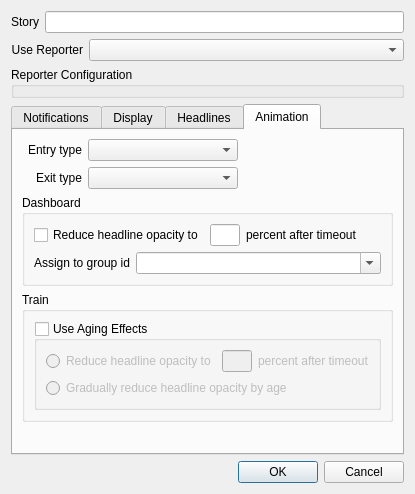
Before: the Qt Designer form addstorydialog.ui in b0bh00d/Newsroom, drawn with Qt 5.
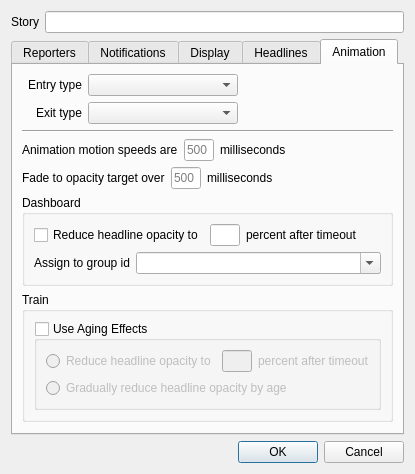
After: the same form once the commit is applied. The open tabs and pages were chosen to show the change. Icons and pictures are not drawn.

Commit message:
- Added the 'multiline' parameter type for multi-line editing of a parameter.
- Added the 'Format' parameter to the TeamCity plug-in, to allow the user to
format the Headline for themselves using keyword subsitutions.

- Added animation and fading time durations to the AddStoryDialog for move user
control.

Diff of the .ui file:
```diff
--- a/addstorydialog.ui
+++ b/addstorydialog.ui
@@ -7,7 +7,7 @@
     <x>0</x>
     <y>0</y>
     <width>386</width>
-    <height>448</height>
+    <height>451</height>
    </rect>
   </property>
   <property name="windowTitle">
@@ -35,6 +35,16 @@
     </layout>
    </item>
    <item>
+    <widget class="QTabWidget" name="tabWidget">
+     <property name="currentIndex">
+      <number>4</number>
+     </property>
+     <widget class="QWidget" name="tab_Reporters">
+      <attribute name="title">
+       <string>Reporters</string>
+      </attribute>
+      <layout class="QVBoxLayout" name="verticalLayout_10">
+       <item>
     <layout class="QHBoxLayout" name="horizontalLayout_6">
      <item>
       <widget class="QLabel" name="label_9">
@@ -71,16 +81,19 @@
    </item>
    <item>
     <widget class="QGroupBox" name="group_ReporterConfig">
+         <property name="sizePolicy">
+          <sizepolicy hsizetype="Expanding" vsizetype="Expanding">
+           <horstretch>0</horstretch>
+           <verstretch>0</verstretch>
+          </sizepolicy>
+         </property>
      <property name="title">
-      <string>Reporter Configuration</string>
+          <string>Configuration</string>
      </property>
     </widget>
    </item>
-   <item>
-    <widget class="QTabWidget" name="tabWidget">
-     <property name="currentIndex">
-      <number>2</number>
-     </property>
+      </layout>
+     </widget>
      <widget class="QWidget" name="tab_Notifications">
       <attribute name="title">
        <string>Notifications</string>
@@ -667,6 +680,113 @@
          </item>
         </layout>
        </item>
+       <item>
+        <widget class="Line" name="line">
+         <property name="orientation">
+          <enum>Qt::Horizontal</enum>
+         </property>
+        </widget>
+       </item>
+       <item>
+        <layout class="QHBoxLayout" name="horizontalLayout_14">
+         <item>
+          <widget class="QLabel" name="label_Fade1_2">
+           <property name="text">
+            <string>Animation motion speeds are</string>
+           </property>
+          </widget>
+         </item>
+         <item>
+          <widget class="QLineEdit" name="edit_AnimMotionMilliseconds">
+           <property name="minimumSize">
+            <size>
+             <width>30</width>
+             <height>0</height>
+            </size>
+           </property>
+           <property name="maximumSize">
+            <size>
+             <width>30</width>
+             <height>16777215</height>
+            </size>
+           </property>
+           <property name="placeholderText">
+            <string>500</string>
+           </property>
+          </widget>
+         </item>
+         <item>
+          <widget class="QLabel" name="label_Fade2_2">
+           <property name="text">
+            <string>milliseconds</string>
+           </property>
+          </widget>
+         </item>
+         <item>
+          <spacer name="horizontalSpacer_11">
+           <property name="orientation">
+            <enum>Qt::Horizontal</enum>
+           </property>
+           <property name="sizeHint" stdset="0">
+            <size>
+             <width>40</width>
+             <height>20</height>
+            </size>
+           </property>
+          </spacer>
+         </item>
+        </layout>
+       </item>
+       <item>
+        <layout class="QHBoxLayout" name="horizontalLayout_13">
+         <item>
+          <widget class="QLabel" name="label_Fade1">
+           <property name="text">
+            <string>Fade to opacity target over</string>
+           </property>
+          </widget>
+         </item>
+         <item>
+          <widget class="QLineEdit" name="edit_FadeTargetMilliseconds">
+           <property name="minimumSize">
+            <size>
+             <width>30</width>
+             <height>0</height>
+            </size>
+           </property>
+           <property name="maximumSize">
+            <size>
+             <width>30</width>
+             <height>16777215</height>
+            </size>
+           </property>
+           <property name="placeholderText">
+            <string>500</string>
+           </property>
+          </widget>
+         </item>
+         <item>
+          <widget class="QLabel" name="label_Fade2">
+           <property name="text">
+            <string>milliseconds</string>
+           </property>
+          </widget>
+         </item>
+         <item>
+          <spacer name="horizontalSpacer_10">
+           <property name="orientation">
+            <enum>Qt::Horizontal</enum>
+           </property>
+           <property name="sizeHint" stdset="0">
+            <size>
+             <width>40</width>
+             <height>20</height>
+            </size>
+           </property>
+          </spacer>
+         </item>
+        </layout>
+       </item>
        <item>
         <widget class="QGroupBox" name="group_Dashboard">
          <property name="title">
```
Left out of the diff: 6 changed lines with no effect on the pictures. Lines whose indentation alone changed are shown as unchanged. The commit also changes 8 other files.
